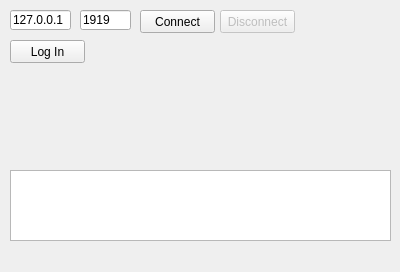
Old version of the form Client/client.ui in the repository Jasyer/Praktikum.
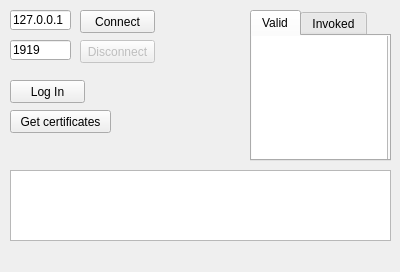
New version of the form.

Diff of the .ui file:
```diff
--- a/Client/client.ui
+++ b/Client/client.ui
@@ -17,7 +17,7 @@
    <widget class="QPushButton" name="buttonConnect">
     <property name="geometry">
      <rect>
-      <x>140</x>
+      <x>80</x>
       <y>10</y>
       <width>75</width>
       <height>23</height>
@@ -43,9 +43,9 @@
    <widget class="QLineEdit" name="textPort">
     <property name="geometry">
      <rect>
-      <x>80</x>
-      <y>10</y>
-      <width>51</width>
+      <x>10</x>
+      <y>40</y>
+      <width>61</width>
       <height>20</height>
      </rect>
     </property>
@@ -67,7 +67,7 @@
     <property name="geometry">
      <rect>
       <x>10</x>
-      <y>40</y>
+      <y>80</y>
       <width>75</width>
       <height>23</height>
      </rect>
@@ -82,8 +82,8 @@
     </property>
     <property name="geometry">
      <rect>
-      <x>220</x>
-      <y>10</y>
+      <x>80</x>
+      <y>40</y>
       <width>75</width>
       <height>23</height>
      </rect>
@@ -92,6 +92,71 @@
      <string>Disconnect</string>
     </property>
    </widget>
+   <widget class="QTabWidget" name="tabWidget">
+    <property name="geometry">
+     <rect>
+      <x>250</x>
+      <y>10</y>
+      <width>141</width>
+      <height>151</height>
+     </rect>
+    </property>
+    <property name="tabPosition">
+     <enum>QTabWidget::North</enum>
+    </property>
+    <property name="tabShape">
+     <enum>QTabWidget::Rounded</enum>
+    </property>
+    <property name="currentIndex">
+     <number>0</number>
+    </property>
+    <property name="elideMode">
+     <enum>Qt::ElideNone</enum>
+    </property>
+    <widget class="QWidget" name="tabValid">
+     <attribute name="title">
+      <string>Valid</string>
+     </attribute>
+     <widget class="QListWidget" name="listCertValid">
+      <property name="geometry">
+       <rect>
+        <x>-1</x>
+        <y>-1</y>
+        <width>137</width>
+        <height>127</height>
+       </rect>
+      </property>
+     </widget>
+    </widget>
+    <widget class="QWidget" name="tabInvoked">
+     <attribute name="title">
+      <string>Invoked</string>
+     </attribute>
+     <widget class="QListWidget" name="listCertInvoked">
+      <property name="geometry">
+       <rect>
+        <x>-1</x>
+        <y>-1</y>
+        <width>137</width>
+        <height>127</height>
+       </rect>
+      </property>
+     </widget>
+    </widget>
+   </widget>
+   <widget class="QPushButton" name="buttonGetCertificates">
+    <property name="geometry">
+     <rect>
+      <x>10</x>
+      <y>110</y>
+      <width>101</width>
+      <height>23</height>
+     </rect>
+    </property>
+    <property name="text">
+     <string>Get certificates</string>
+    </property>
+   </widget>
   </widget>
   <widget class="QMenuBar" name="menuBar">
    <property name="geometry">
```
